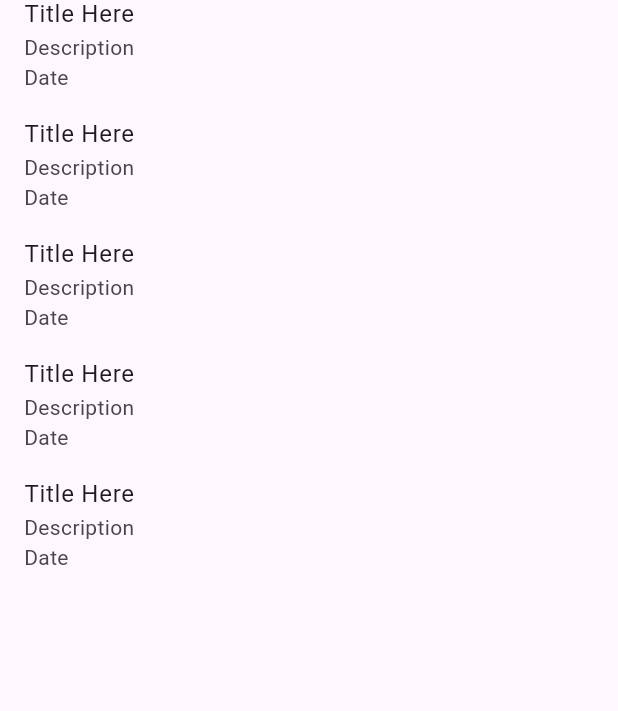
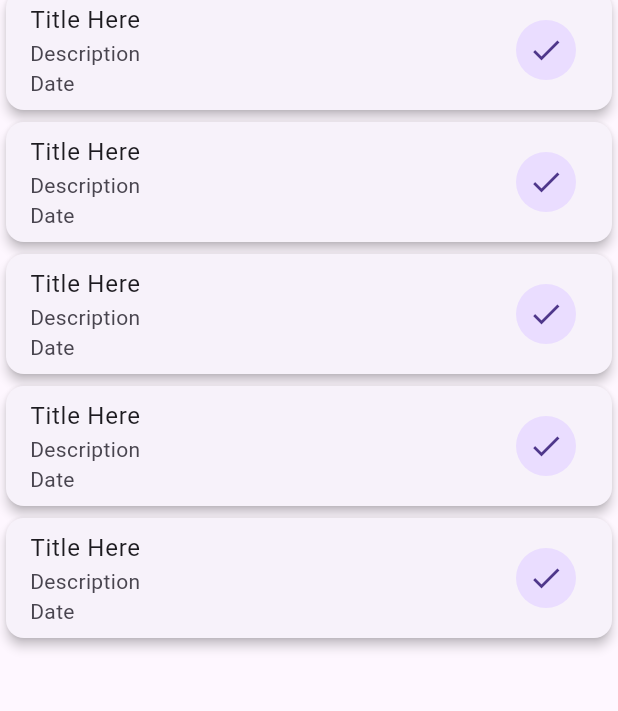
Before and after one commit to Shougotmollik/Todo_App, a Flutter app: the screen it shows after launch, on a phone screen of 412 x 824 dp, the part 100-811 px from its top. Run offline on Flutter 3.47's test engine with Material 3 defaults, Android fonts, the phone set to English and light mode, and no system bars.

Commit message:
Todo List Screen

```diff
--- a/lib/Screens/todo_list_screen.dart
+++ b/lib/Screens/todo_list_screen.dart
@@ -14,21 +14,39 @@ class _TodoListScreenState extends State<TodoListScreen> {
       appBar: AppBar(
         title: const Text("Todo List"),
       ),
-      body: ListView.builder(
-        itemCount: 5,
-        itemBuilder: (context, index) {
-          return const ListTile(
-            title: Text("Title Here"),
-            subtitle: Column(
+      body: _buildItemList(),
+    );
+  }
+
+  ListView _buildItemList() {
+    return ListView.builder(
+      itemCount: 5,
+      itemBuilder: (context, index) {
+        return Card(
+          elevation: 3,
+          child: ListTile(
+            title: const Text("Title Here"),
+            subtitle: const Column(
               crossAxisAlignment: CrossAxisAlignment.start,
               children: [
                 Text("Description"),
                 Text("Date"),
               ],
             ),
-          );
-        },
-      ),
+            trailing: _buildIconButton(),
+          ),
+        );
+      },
     );
   }
+
+  Widget _buildIconButton() {
+    return CircleAvatar(
+      child: Icon(_getIcon(true)),
+    );
+  }
+
+  IconData _getIcon(bool isDone) {
+    return isDone ? Icons.done : Icons.close;
+  }
 }
```
